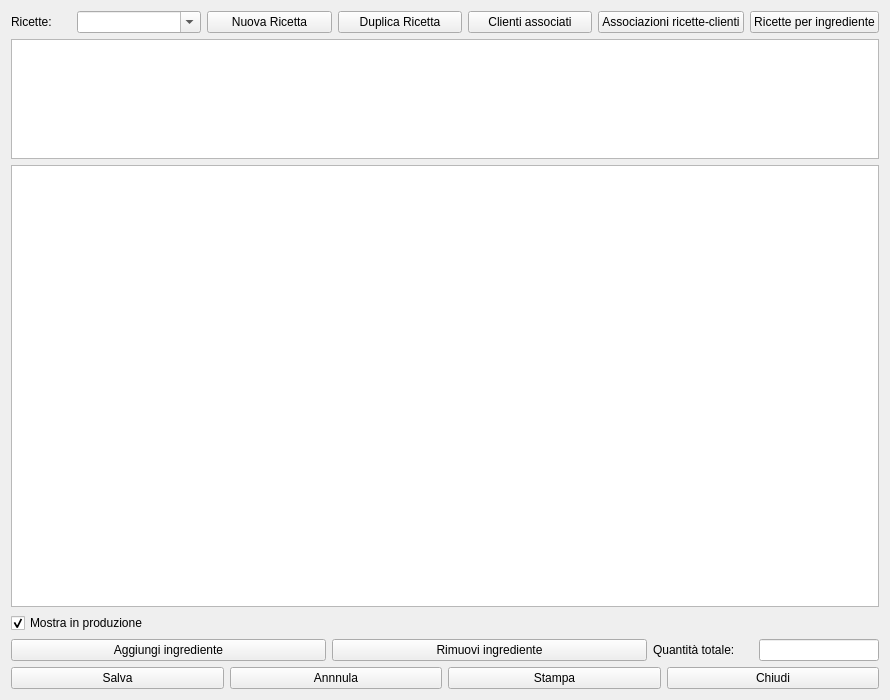
Qt form hmodricette.ui (fblabs/hamlet-mod-sancon) before a commit.
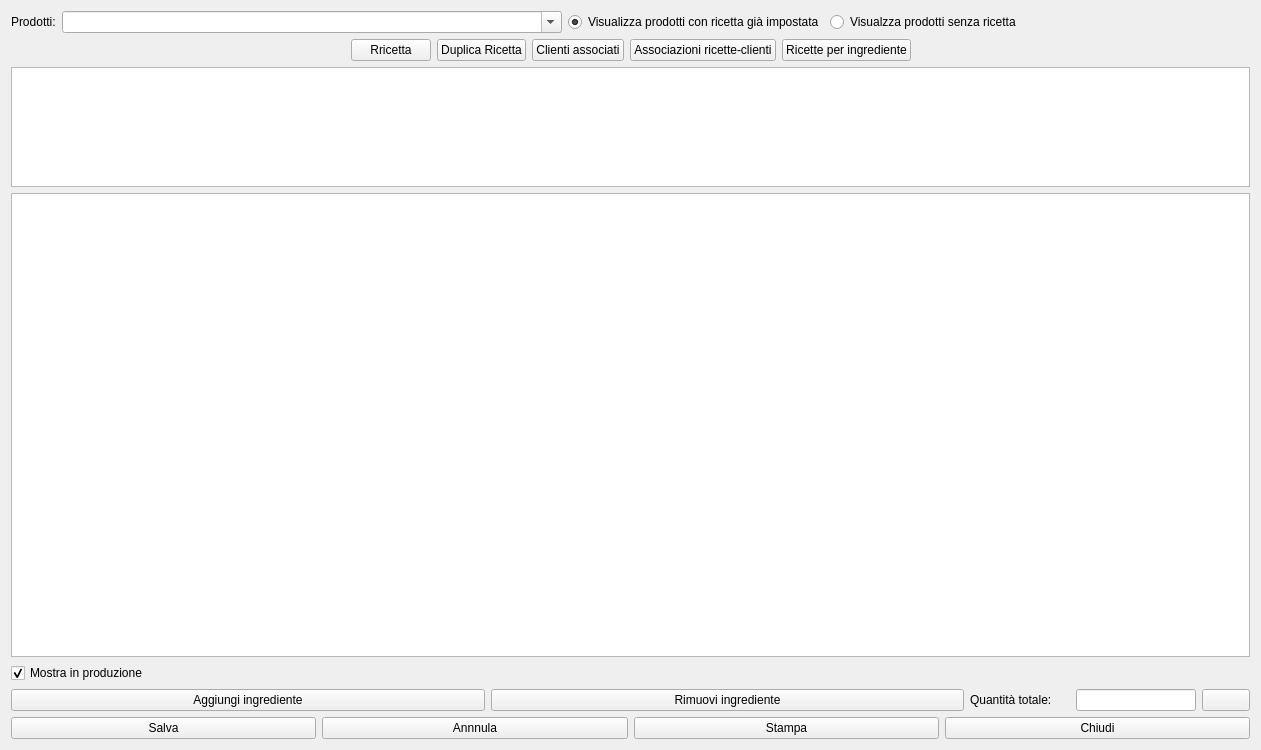
The same form after that commit. Icons and pictures are not drawn.

```diff
--- a/hmodricette.ui
+++ b/hmodricette.ui
@@ -9,8 +9,8 @@
    <rect>
     <x>0</x>
     <y>0</y>
-    <width>890</width>
-    <height>700</height>
+    <width>1261</width>
+    <height>750</height>
    </rect>
   </property>
   <property name="contextMenuPolicy">
@@ -35,29 +35,91 @@
         </size>
        </property>
        <property name="text">
-        <string>Ricette:</string>
+        <string>Prodotti:</string>
        </property>
       </widget>
      </item>
      <item>
       <widget class="QComboBox" name="cbRicette">
+       <property name="minimumSize">
+        <size>
+         <width>500</width>
+         <height>0</height>
+        </size>
+       </property>
        <property name="editable">
         <bool>true</bool>
        </property>
       </widget>
      </item>
      <item>
+      <widget class="QRadioButton" name="rb_con">
+       <property name="text">
+        <string>Visualizza prodotti con ricetta già impostata</string>
+       </property>
+       <property name="checked">
+        <bool>true</bool>
+       </property>
+      </widget>
+     </item>
+     <item>
+      <widget class="QRadioButton" name="rb_senza">
+       <property name="text">
+        <string>Visualzza prodotti senza ricetta</string>
+       </property>
+       <property name="checked">
+        <bool>false</bool>
+       </property>
+      </widget>
+     </item>
+     <item>
+      <spacer name="horizontalSpacer">
+       <property name="orientation">
+        <enum>Qt::Horizontal</enum>
+       </property>
+       <property name="sizeHint" stdset="0">
+        <size>
+         <width>40</width>
+         <height>20</height>
+        </size>
+       </property>
+      </spacer>
+     </item>
+    </layout>
+   </item>
+   <item>
+    <layout class="QGridLayout" name="gridLayout">
+     <item row="0" column="0">
+      <spacer name="horizontalSpacer_3">
+       <property name="orientation">
+        <enum>Qt::Horizontal</enum>
+       </property>
+       <property name="sizeHint" stdset="0">
+        <size>
+         <width>40</width>
+         <height>20</height>
+        </size>
+       </property>
+      </spacer>
+     </item>
+     <item row="0" column="1">
       <widget class="QPushButton" name="pushButton_3">
        <property name="text">
-        <string>Nuova Ricetta</string>
+        <string>Rricetta</string>
        </property>
        <property name="icon">
         <iconset resource="icons.qrc">
-         <normaloff>:/Resources/Plus.PNG</normaloff>:/Resources/Plus.PNG</iconset>
+         <normaloff>:/Resources/Cube.PNG</normaloff>:/Resources/Cube.PNG</iconset>
+       </property>
+       <property name="iconSize">
+        <size>
+         <width>32</width>
+         <height>32</height>
+        </size>
        </property>
       </widget>
      </item>
-     <item>
+     <item row="0" column="2">
       <widget class="QPushButton" name="pbduplica">
        <property name="text">
         <string>Duplica Ricetta</string>
@@ -66,9 +128,15 @@
         <iconset resource="icons.qrc">
          <normaloff>:/Resources/Notepad.PNG</normaloff>:/Resources/Notepad.PNG</iconset>
        </property>
+       <property name="iconSize">
+        <size>
+         <width>32</width>
+         <height>32</height>
+        </size>
+       </property>
       </widget>
      </item>
-     <item>
+     <item row="0" column="3">
       <widget class="QPushButton" name="pbC4R">
        <property name="text">
         <string>Clienti associati</string>
@@ -77,9 +145,15 @@
         <iconset resource="icons.qrc">
          <normaloff>:/Resources/Link64.png</normaloff>:/Resources/Link64.png</iconset>
        </property>
+       <property name="iconSize">
+        <size>
+         <width>32</width>
+         <height>32</height>
+        </size>
+       </property>
       </widget>
      </item>
-     <item>
+     <item row="0" column="4">
       <widget class="QPushButton" name="pushButton_4">
        <property name="text">
         <string>Associazioni ricette-clienti</string>
@@ -88,9 +162,15 @@
         <iconset resource="icons.qrc">
          <normaloff>:/Resources/Map.PNG</normaloff>:/Resources/Map.PNG</iconset>
        </property>
+       <property name="iconSize">
+        <size>
+         <width>32</width>
+         <height>32</height>
+        </size>
+       </property>
       </widget>
      </item>
-     <item>
+     <item row="0" column="5">
       <widget class="QPushButton" name="pbRicingredient">
        <property name="text">
         <string>Ricette per ingrediente</string>
@@ -99,8 +179,27 @@
         <iconset resource="icons.qrc">
          <normaloff>:/Resources/Note64.png</normaloff>:/Resources/Note64.png</iconset>
        </property>
+       <property name="iconSize">
+        <size>
+         <width>32</width>
+         <height>32</height>
+        </size>
+       </property>
       </widget>
      </item>
+     <item row="0" column="6">
+      <spacer name="horizontalSpacer_2">
+       <property name="orientation">
+        <enum>Qt::Horizontal</enum>
+       </property>
+       <property name="sizeHint" stdset="0">
+        <size>
+         <width>40</width>
+         <height>20</height>
+        </size>
+       </property>
+      </spacer>
+     </item>
     </layout>
    </item>
    <item>
@@ -158,6 +257,12 @@
           <iconset resource="icons.qrc">
            <normaloff>:/Resources/Plus.PNG</normaloff>:/Resources/Plus.PNG</iconset>
          </property>
+         <property name="iconSize">
+          <size>
+           <width>32</width>
+           <height>32</height>
+          </size>
+         </property>
         </widget>
        </item>
        <item>
@@ -169,6 +274,12 @@
           <iconset resource="icons.qrc">
            <normaloff>:/Resources/Minus.PNG</normaloff>:/Resources/Minus.PNG</iconset>
          </property>
+         <property name="iconSize">
+          <size>
+           <width>32</width>
+           <height>32</height>
+          </size>
+         </property>
         </widget>
        </item>
        <item>
@@ -197,6 +308,32 @@
          </property>
         </widget>
        </item>
+       <item>
+        <widget class="QPushButton" name="pbReset">
+         <property name="minimumSize">
+          <size>
+           <width>48</width>
+           <height>0</height>
+          </size>
+         </property>
+         <property name="maximumSize">
+          <size>
+           <width>48</width>
+           <height>16777215</height>
+          </size>
+         </property>
+         <property name="toolTip">
+          <string>reset</string>
+         </property>
+         <property name="text">
+          <string/>
+         </property>
+         <property name="icon">
+          <iconset resource="icons.qrc">
+           <normaloff>:/Resources/Counterclockwise-arrow64.png</normaloff>:/Resources/Counterclockwise-arrow64.png</iconset>
+         </property>
+        </widget>
+       </item>
       </layout>
      </item>
     </layout>
```
Left out of the diff: 3 changed lines with no effect on the pictures.
